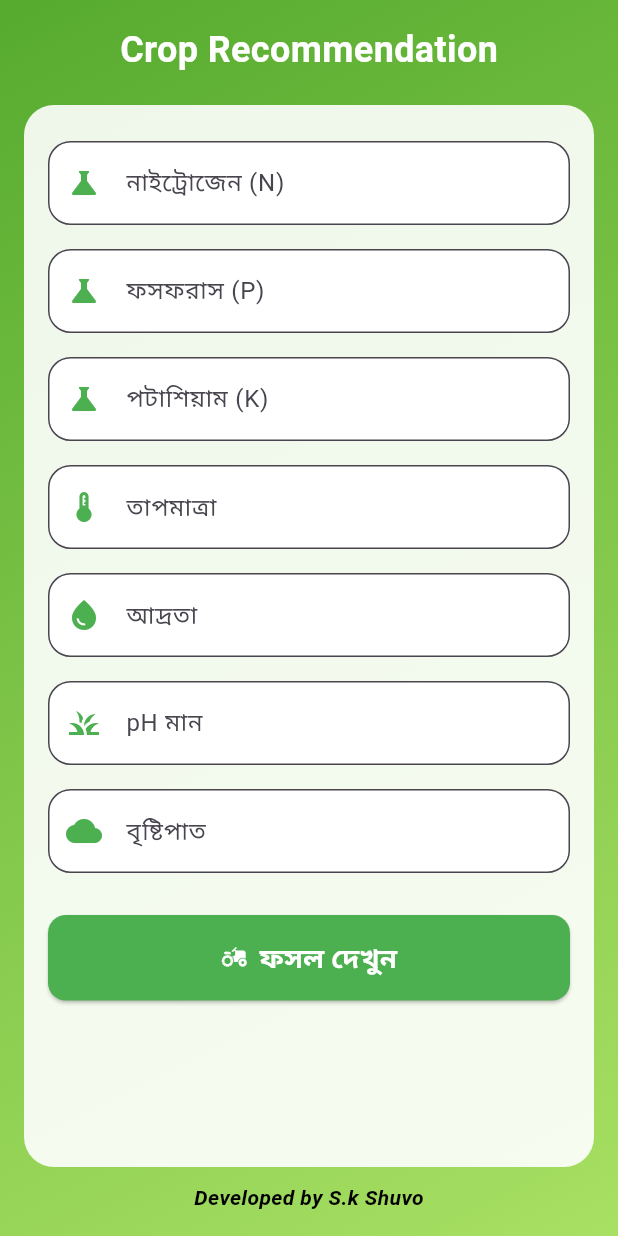
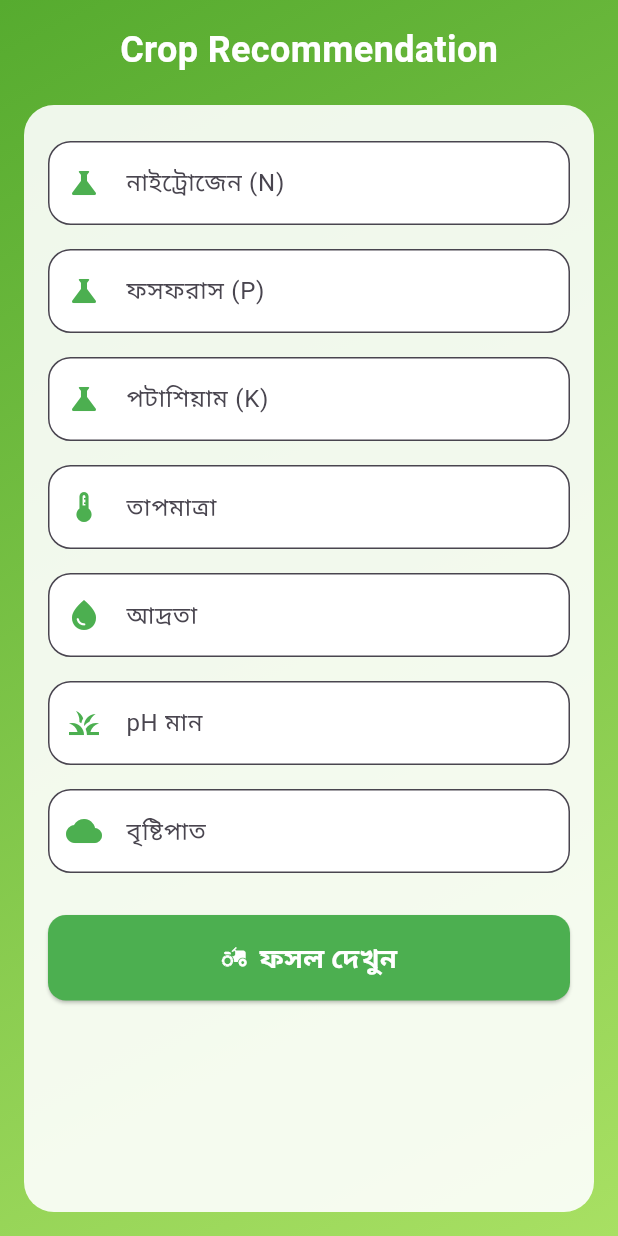
Before and after one commit to Sk-Shuv0/crop_recommendation_system, a Flutter app: the screen it shows after launch, on a phone screen of 412 x 824 dp. Run offline on Flutter 3.47's test engine with Material 3 defaults, Android fonts, the light colour scheme and no system bars; our stand-ins replace fl_chart.

Commit message:
Ready for Defence 14/07/2026 10:40 PM

```diff
--- a/lib/screens/input_screen.dart
+++ b/lib/screens/input_screen.dart
@@ -186,17 +186,17 @@ class _InputScreenState extends State<InputScreen> {
                   ),
                 ),
               ),
-              const SizedBox(height: 10),
-
-              const Text(
-                "Developed by S.k Shuvo",
-                style: TextStyle(
-                  fontSize: 14,
-                  fontWeight: FontWeight.bold,
-                  color: Colors.black,
-                  fontStyle: FontStyle.italic,
-                ),
-              ),
+              // const SizedBox(height: 10),
+              //
+              // const Text(
+              //   "Developed by S.k Shuvo",
+              //   style: TextStyle(
+              //     fontSize: 14,
+              //     fontWeight: FontWeight.bold,
+              //     color: Colors.black,
+              //     fontStyle: FontStyle.italic,
+              //   ),
+              // ),
             ],
           ),
         ),
```
Also changed, not shown: pubspec.lock.
